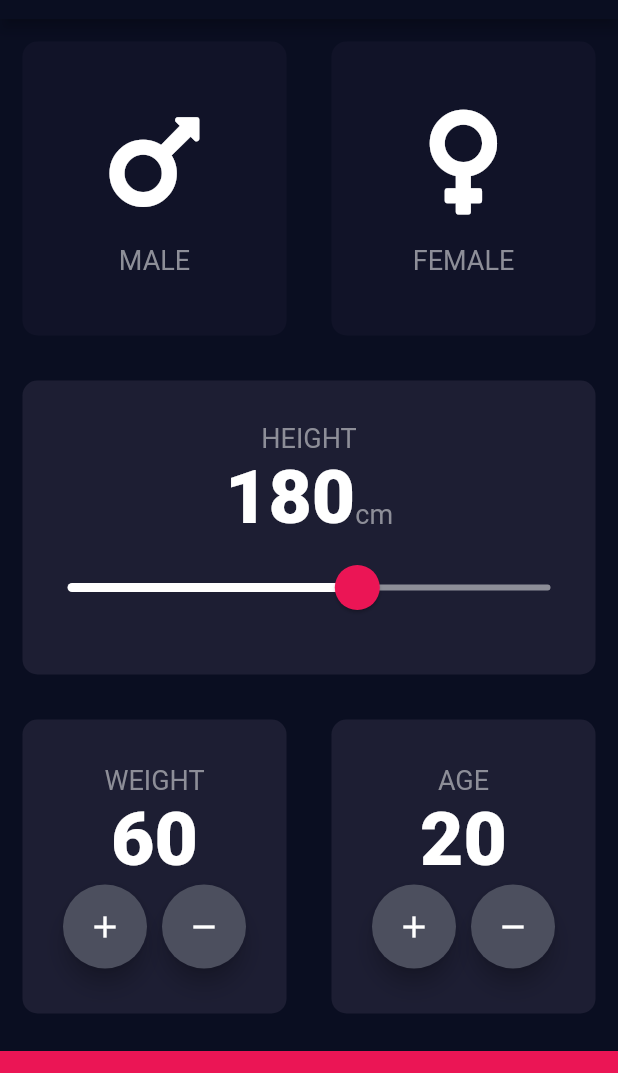
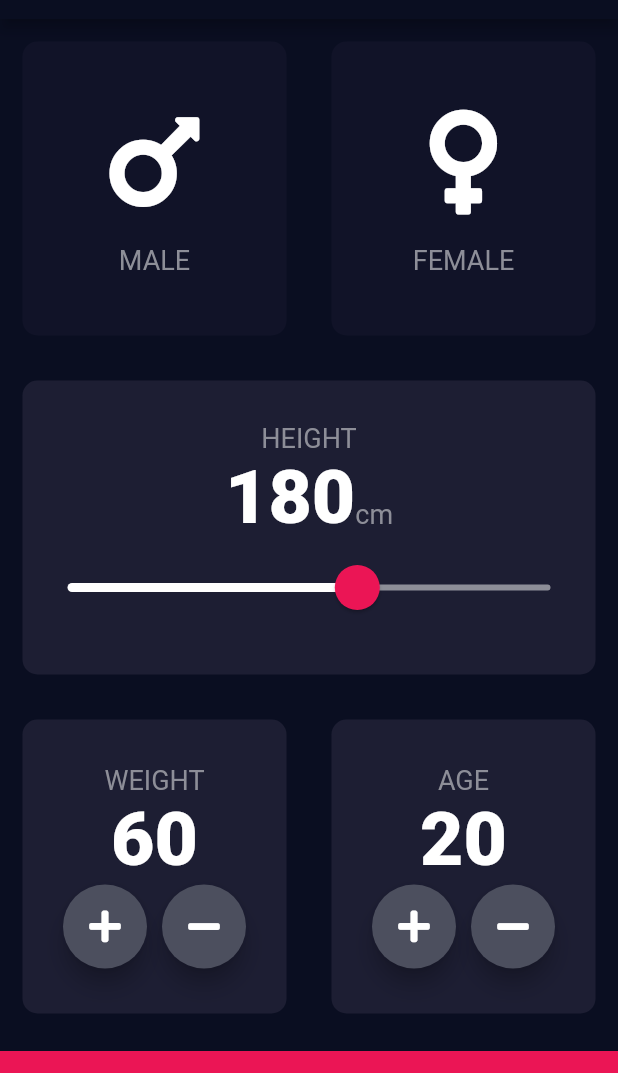
Before and after one commit to omrobbie/udemy-introduction-to-flutter-development, a Flutter app: the screen it shows after launch, on a phone screen of 412 x 824 dp, the part 65-1138 px from its top. Run offline on Flutter 3.47's test engine with Material 2 defaults, Android fonts, the phone set to English and light mode, and no system bars; our stand-ins replace audioplayers, font_awesome_flutter, rflutter_alert.

Commit message:
change icons into font awesome icon

```diff
--- a/bmi_calculator/lib/input_page.dart
+++ b/bmi_calculator/lib/input_page.dart
@@ -132,7 +132,7 @@ class _InputPageState extends State<InputPage> {
                           mainAxisAlignment: MainAxisAlignment.center,
                           children: [
                             RoundIconButton(
-                              icon: Icons.add,
+                              icon: FontAwesomeIcons.plus,
                               onPressed: () {
                                 setState(() {
                                   weight++;
@@ -141,7 +141,7 @@ class _InputPageState extends State<InputPage> {
                             ),
                             SizedBox(width: 10.0),
                             RoundIconButton(
-                              icon: Icons.remove,
+                              icon: FontAwesomeIcons.minus,
                               onPressed: () {
                                 setState(() {
                                   weight--;
@@ -172,7 +172,7 @@ class _InputPageState extends State<InputPage> {
                           mainAxisAlignment: MainAxisAlignment.center,
                           children: [
                             RoundIconButton(
-                              icon: Icons.add,
+                              icon: FontAwesomeIcons.plus,
                               onPressed: () {
                                 setState(() {
                                   age++;
@@ -181,7 +181,7 @@ class _InputPageState extends State<InputPage> {
                             ),
                             SizedBox(width: 10.0),
                             RoundIconButton(
-                              icon: Icons.remove,
+                              icon: FontAwesomeIcons.minus,
                               onPressed: () {
                                 setState(() {
                                   age--;
```
